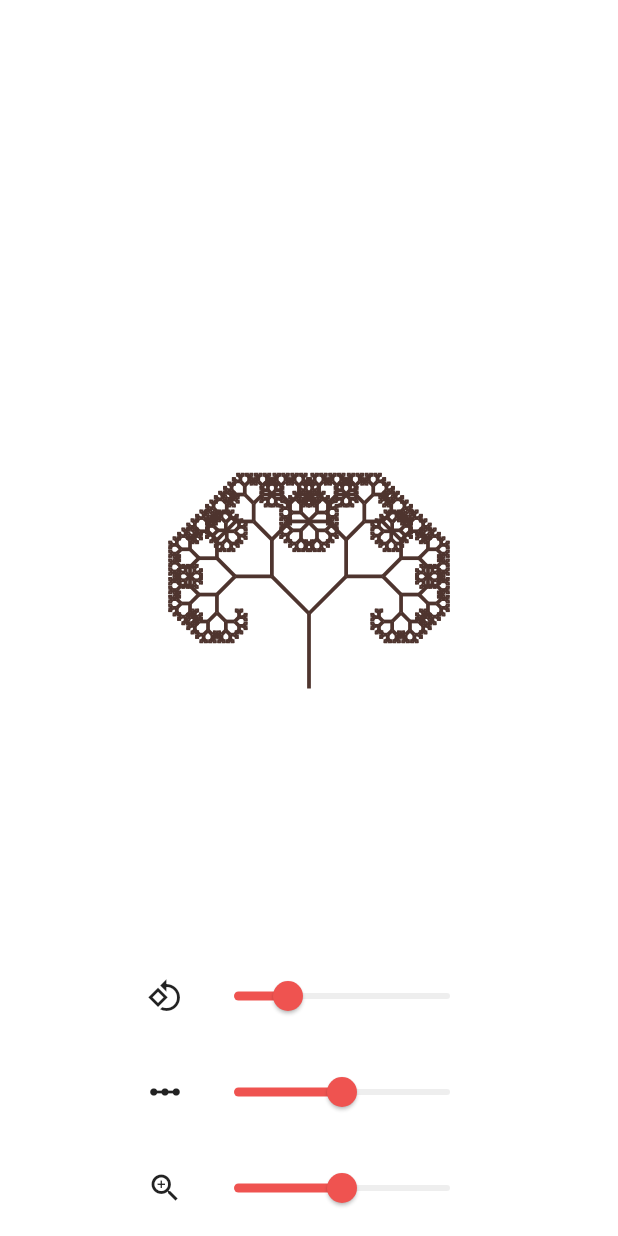
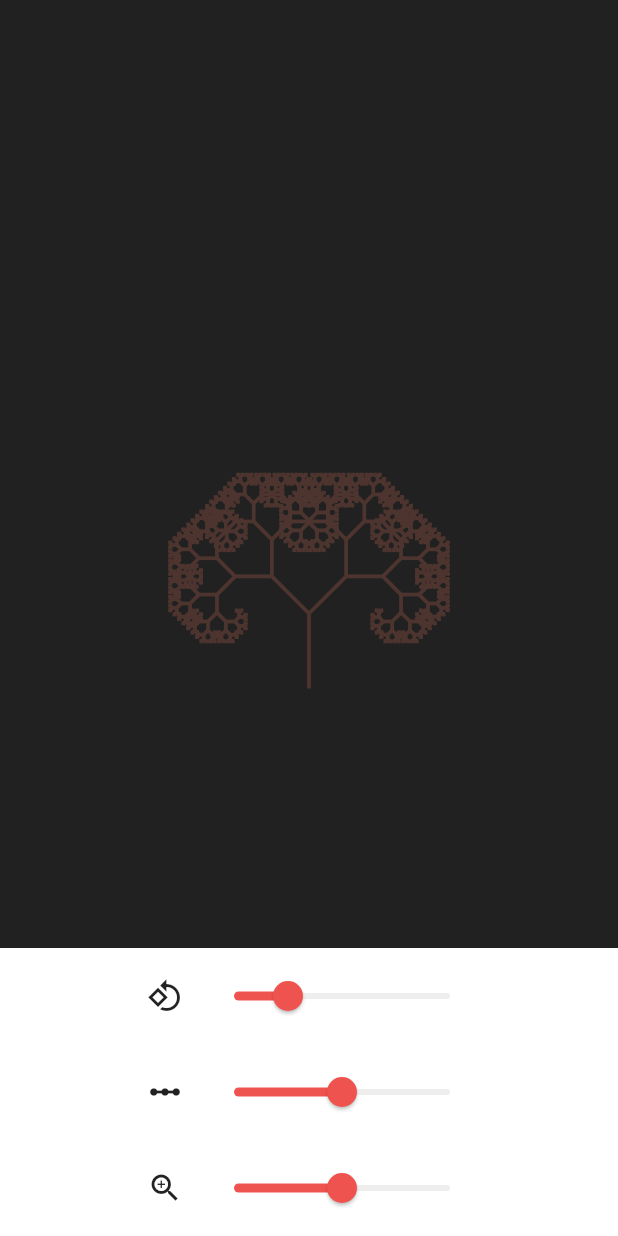
Before and after one commit to akshansh2000/fractals, a Flutter app: the screen it shows after launch, on a phone screen of 412 x 824 dp. Run offline on Flutter 3.47's test engine with Material 2 defaults, Android fonts, the phone set to English and light mode, and no system bars.

Commit message:
changed colors

```diff
--- a/lib/main.dart
+++ b/lib/main.dart
@@ -20,7 +20,7 @@ class MyApp extends StatelessWidget {
     SystemChrome.setSystemUIOverlayStyle(
       SystemUiOverlayStyle(
         systemNavigationBarColor: Colors.white,
-        statusBarColor: Colors.white10,
+        statusBarColor: Colors.grey[900],
         statusBarIconBrightness: Brightness.light,
         systemNavigationBarIconBrightness: Brightness.dark,
       ),
@@ -52,7 +52,7 @@ class _AppBodyState extends State<AppBody> {
     size = MediaQuery.of(context).size;
 
     return Scaffold(
-      backgroundColor: Colors.white10,
+      backgroundColor: Colors.grey[900],
       body: Transform.scale(
         scale: scale,
         child: CustomPaint(
```
